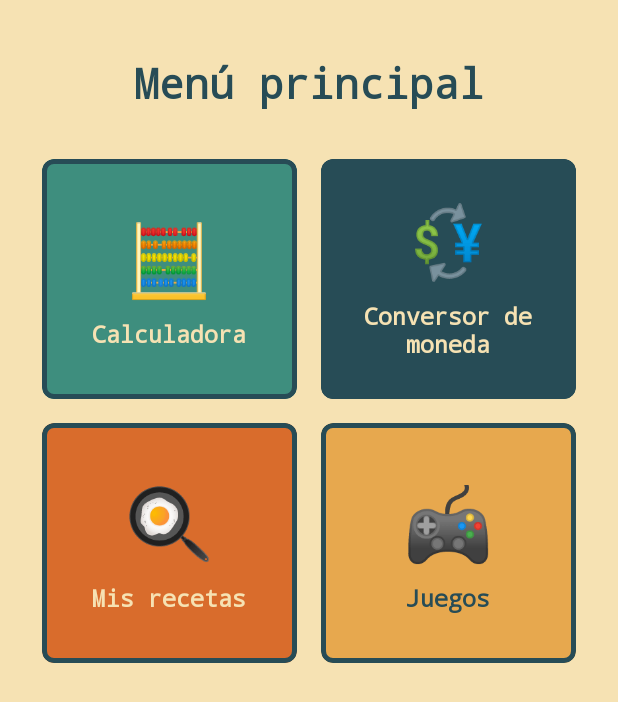
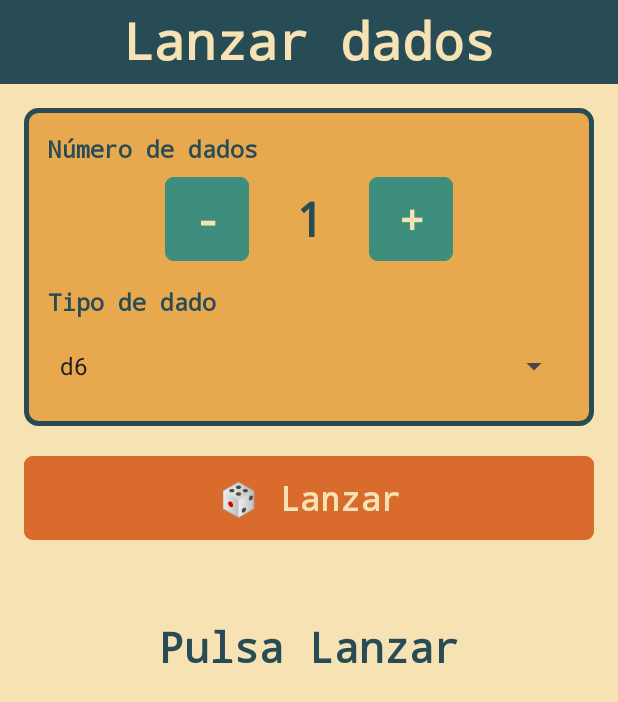
Before and after one commit to ainoita67/FinalAndroid, an Android app: the screen it shows after launch (MenuActivity before the commit, DadosActivity after it), after a tap on an icon or button, on a phone screen of 412 x 824 dp. Shown: the top 702 px of the screen. Run offline under Robolectric (Android 15) with nearby library versions, the phone set to English and light mode, and no system bars.

Commit message:
juego dados

```diff
--- a/app/src/main/AndroidManifest.xml
+++ b/app/src/main/AndroidManifest.xml
@@ -36,6 +36,9 @@
             android:name=".NuevaRecetaActivity"
             android:exported="false" />
         <activity
+            android:name=".DadosActivity"
+            android:exported="false" />
+        <activity
             android:name=".ListaActivity"
             android:exported="false"
             android:windowSoftInputMode="adjustResize" />
--- /dev/null
+++ b/app/src/main/java/com/example/finalandroid/DadosActivity.kt
@@ -0,0 +1,100 @@
+package com.example.finalandroid
+
+import android.graphics.Typeface
+import android.os.Bundle
+import android.view.Gravity
+import android.widget.ArrayAdapter
+import android.widget.Button
+import android.widget.LinearLayout
+import android.widget.Spinner
+import android.widget.TextView
+import androidx.activity.enableEdgeToEdge
+import androidx.appcompat.app.AppCompatActivity
+import androidx.core.content.ContextCompat
+import androidx.core.view.ViewCompat
+import androidx.core.view.WindowInsetsCompat
+import com.example.finalandroid.modelo.TipoDado
+import kotlin.random.Random
+
+class DadosActivity : AppCompatActivity() {
+    private val minDados = 1
+    private val maxDados = 20
+    private var cantidad = 1
+
+    private lateinit var textoCantidad: TextView
+    private lateinit var spinnerTipo: Spinner
+    private lateinit var layoutDados: LinearLayout
+    private lateinit var textoSuma: TextView
+
+    override fun onCreate(savedInstanceState: Bundle?) {
+        super.onCreate(savedInstanceState)
+        enableEdgeToEdge()
+        setContentView(R.layout.activity_dados)
+        ViewCompat.setOnApplyWindowInsetsListener(findViewById(R.id.main)) { v, insets ->
+            val systemBars = insets.getInsets(WindowInsetsCompat.Type.systemBars())
+            v.setPadding(systemBars.left, systemBars.top, systemBars.right, systemBars.bottom)
+            insets
+        }
+
+        textoCantidad = findViewById(R.id.textoCantidad)
+        spinnerTipo = findViewById(R.id.spinnerTipoDado)
+        layoutDados = findViewById(R.id.DadosLayout)
+        textoSuma = findViewById(R.id.textoSuma)
+
+        // Desplegable con los tipos de dado; empieza en d6
+        spinnerTipo.adapter =
+            ArrayAdapter(this, android.R.layout.simple_spinner_dropdown_item, TipoDado.entries)
+        spinnerTipo.setSelection(TipoDado.D6.ordinal)
+
+        findViewById<Button>(R.id.botonMenos).setOnClickListener { cambiarCantidad(-1) }
+        findViewById<Button>(R.id.botonMas).setOnClickListener { cambiarCantidad(+1) }
+        findViewById<Button>(R.id.botonLanzar).setOnClickListener { lanzar() }
+    }
+
+    // Suma o resta un dado sin salirse de los límites
+    private fun cambiarCantidad(cambio: Int) {
+        cantidad = (cantidad + cambio).coerceIn(minDados, maxDados)
+        textoCantidad.text = cantidad.toString()
+    }
+
+    private fun lanzar() {
+        val tipo = TipoDado.entries[spinnerTipo.selectedItemPosition]
+        // Un número al azar entre 1 y las caras del dado, una vez por cada dado
+        val resultados = List(cantidad) { Random.nextInt(1, tipo.caras + 1) }
+
+        // Borramos los dados de la tirada anterior
+        layoutDados.removeAllViews()
+
+        val tamano = (56 * resources.displayMetrics.density).toInt()  // 56dp en píxeles
+        val margen = (4 * resources.displayMetrics.density).toInt()   // 4dp en píxeles
+        var fila = LinearLayout(this)
+
+        for (i in resultados.indices) {
+            // Cada 5 dados empezamos una fila nueva
+            if (i % 5 == 0) {
+                fila = LinearLayout(this)
+                fila.orientation = LinearLayout.HORIZONTAL
+                layoutDados.addView(fila)
+            }
+
+            // Un cuadrado con el número del dado
+            // le damos la estetica aquí porque no existe en el xml hasta que se crea aqui
+            // con plantillas como en la lista de recetas se puede hacer pero no hace falta
+            val cuadrado = TextView(this)
+            cuadrado.text = resultados[i].toString()
+            cuadrado.gravity = Gravity.CENTER
+            cuadrado.textSize = 22f
+            cuadrado.typeface = Typeface.create(Typeface.MONOSPACE, Typeface.BOLD)
+            cuadrado.setTextColor(ContextCompat.getColor(this, R.color.petroleo))
+            cuadrado.setBackgroundColor(ContextCompat.getColor(this, R.color.mostaza))
+
+            val parametros = LinearLayout.LayoutParams(tamano, tamano)
+            parametros.setMargins(margen, margen, margen, margen)
+            cuadrado.layoutParams = parametros
+
+            fila.addView(cuadrado)
+        }
+
+        textoSuma.text = "Suma: ${resultados.sum()}"
+    }
+}
--- a/app/src/main/java/com/example/finalandroid/MenuActivity.kt
+++ b/app/src/main/java/com/example/finalandroid/MenuActivity.kt
@@ -34,7 +34,7 @@ class MenuActivity : AppCompatActivity() {
         }
 
         findViewById<MaterialCardView>(R.id.cardJuegos).setOnClickListener {
-            Toast.makeText(this, "Próximamente", Toast.LENGTH_SHORT).show()
+            startActivity(Intent(this, DadosActivity::class.java))
         }
     }
 }
--- /dev/null
+++ b/app/src/main/java/com/example/finalandroid/modelo/TipoDado.kt
@@ -0,0 +1,13 @@
+package com.example.finalandroid.modelo
+
+enum class TipoDado(val caras: Int) {
+    D4(4),
+    D6(6),
+    D8(8),
+    D10(10),
+    D12(12),
+    D20(20),
+    D100(100);
+
+    override fun toString() = "d$caras"
+}
--- /dev/null
+++ b/app/src/main/res/layout/activity_dados.xml
@@ -0,0 +1,154 @@
+<?xml version="1.0" encoding="utf-8"?>
+<LinearLayout xmlns:android="http://schemas.android.com/apk/res/android"
+    xmlns:app="http://schemas.android.com/apk/res-auto"
+    xmlns:tools="http://schemas.android.com/tools"
+    android:id="@+id/main"
+    android:layout_width="match_parent"
+    android:layout_height="match_parent"
+    android:background="@color/crema"
+    android:orientation="vertical"
+    tools:context=".DadosActivity">
+
+    <TextView
+        android:layout_width="match_parent"
+        android:layout_height="56dp"
+        android:background="@color/petroleo"
+        android:fontFamily="monospace"
+        android:padding="4dp"
+        android:text="Lanzar dados"
+        android:textAlignment="center"
+        android:textColor="@color/crema"
+        android:textSize="34sp"
+        android:textStyle="bold" />
+
+    <ScrollView
+        android:layout_width="match_parent"
+        android:layout_height="match_parent">
+
+        <LinearLayout
+            android:layout_width="match_parent"
+            android:layout_height="wrap_content"
+            android:orientation="vertical"
+            android:padding="16dp">
+
+            <!-- Bloque de opciones: cuántos dados y de qué tipo -->
+            <LinearLayout
+                android:layout_width="match_parent"
+                android:layout_height="wrap_content"
+                android:background="@drawable/fondo_redondeado"
+                android:orientation="vertical"
+                android:padding="16dp">
+
+                <TextView
+                    android:layout_width="wrap_content"
+                    android:layout_height="wrap_content"
+                    android:fontFamily="monospace"
+                    android:text="Número de dados"
+                    android:textColor="@color/petroleo"
+                    android:textSize="16sp"
+                    android:textStyle="bold" />
+
+                <LinearLayout
+                    android:layout_width="match_parent"
+                    android:layout_height="wrap_content"
+                    android:layout_marginTop="8dp"
+                    android:gravity="center"
+                    android:orientation="horizontal">
+
+                    <Button
+                        android:id="@+id/botonMenos"
+                        android:layout_width="56dp"
+                        android:layout_height="56dp"
+                        android:backgroundTint="@color/verde"
+                        android:fontFamily="monospace"
+                        android:insetTop="0dp"
+                        android:insetBottom="0dp"
+                        android:padding="0dp"
+                        android:text="-"
+                        android:textColor="@color/crema"
+                        android:textSize="28sp"
+                        android:textStyle="bold"
+                        app:cornerRadius="6dp" />
+
+                    <TextView
+                        android:id="@+id/textoCantidad"
+                        android:layout_width="80dp"
+                        android:layout_height="wrap_content"
+                        android:fontFamily="monospace"
+                        android:gravity="center"
+                        android:text="1"
+                        android:textColor="@color/petroleo"
+                        android:textSize="32sp"
+                        android:textStyle="bold" />
+
+                    <Button
+                        android:id="@+id/botonMas"
+                        android:layout_width="56dp"
+                        android:layout_height="56dp"
+                        android:backgroundTint="@color/verde"
+                        android:fontFamily="monospace"
+                        android:insetTop="0dp"
+                        android:insetBottom="0dp"
+                        android:padding="0dp"
+                        android:text="+"
+                        android:textColor="@color/crema"
+                        android:textSize="28sp"
+                        android:textStyle="bold"
+                        app:cornerRadius="6dp" />
+                </LinearLayout>
+
+                <TextView
+                    android:layout_width="wrap_content"
+                    android:layout_height="wrap_content"
+                    android:layout_marginTop="16dp"
+                    android:fontFamily="monospace"
+                    android:text="Tipo de dado"
+                    android:textColor="@color/petroleo"
+                    android:textSize="16sp"
+                    android:textStyle="bold" />
+
+                <Spinner
+                    android:id="@+id/spinnerTipoDado"
+                    android:layout_width="match_parent"
+                    android:layout_height="48dp"
+                    android:layout_marginTop="8dp" />
+            </LinearLayout>
+
+            <Button
+                android:id="@+id/botonLanzar"
+                android:layout_width="match_parent"
+                android:layout_height="wrap_content"
+                android:layout_marginTop="16dp"
+                android:backgroundTint="@color/naranja"
+                android:fontFamily="monospace"
+                android:minHeight="64dp"
+                android:text="🎲 Lanzar"
+                android:textColor="@color/crema"
+                android:textSize="22sp"
+                android:textStyle="bold"
+                app:cornerRadius="6dp" />
+
+            <!-- Resultado de cada dado (se rellena desde el código):
+                 filas de 5 cuadrados, una debajo de otra -->
+            <LinearLayout
+                android:id="@+id/DadosLayout"
+                android:layout_width="match_parent"
+                android:layout_height="wrap_content"
+                android:layout_marginTop="24dp"
+                android:gravity="center_horizontal"
+                android:orientation="vertical" />
+
+            <TextView
+                android:id="@+id/textoSuma"
+                android:layout_width="match_parent"
+                android:layout_height="wrap_content"
+                android:layout_marginTop="24dp"
+                android:fontFamily="monospace"
+                android:gravity="center"
+                android:text="Pulsa Lanzar"
+                android:textColor="@color/petroleo"
+                android:textSize="28sp"
+                android:textStyle="bold" />
+        </LinearLayout>
+    </ScrollView>
+</LinearLayout>
```
